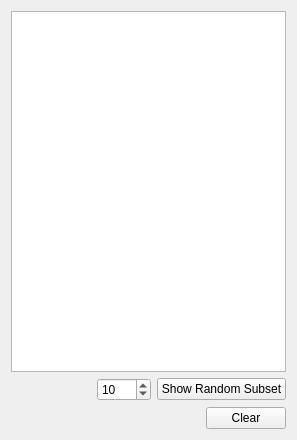
Qt form src/view/pointCorrespondences.ui (PeterZs/ShapeAnalyzer) before a commit.
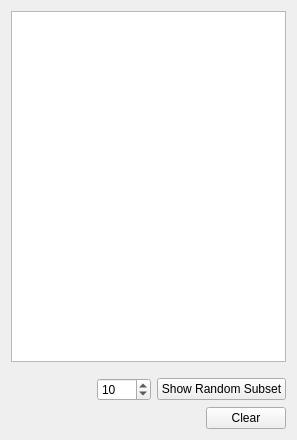
The same form after that commit.

The edit to the form file:
```diff
--- a/src/view/pointCorrespondences.ui
+++ b/src/view/pointCorrespondences.ui
@@ -17,7 +17,7 @@
    <item>
     <layout class="QHBoxLayout" name="horizontalLayout">
      <property name="topMargin">
-      <number>0</number>
+      <number>10</number>
      </property>
      <item>
       <spacer name="horizontalSpacer_2">
```
